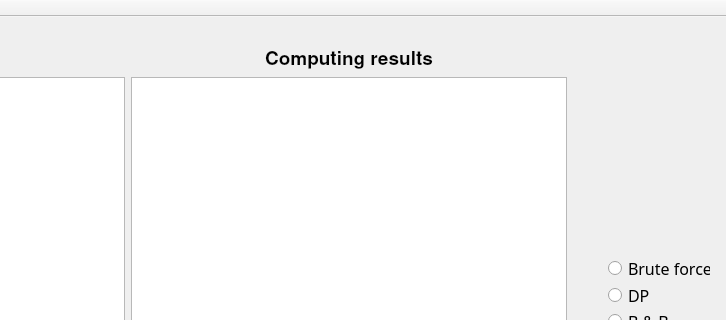
Qt form gui/mainwindow.ui (ArfreeX/TravelingSalesmanProblem-PEA_1) before a commit; both pictures show x 333 to 1059 and y 0 to 320 of the 1059 by 779 pixel window.
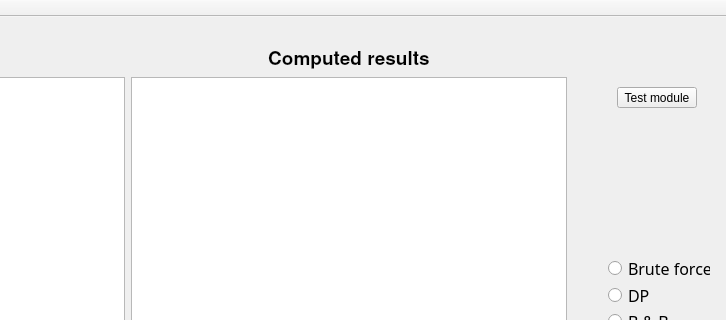
The same form after that commit.

Commit message: Added DP algorithm and test module allowing us to generate data

Diff of the .ui file:
```diff
--- a/gui/mainwindow.ui
+++ b/gui/mainwindow.ui
@@ -137,7 +137,7 @@
           </font>
          </property>
          <property name="text">
-          <string>Computing results</string>
+          <string>Computed results</string>
          </property>
          <property name="scaledContents">
           <bool>true</bool>
@@ -212,6 +212,19 @@
      </item>
     </layout>
    </widget>
+   <widget class="QPushButton" name="testModuleButton">
+    <property name="geometry">
+     <rect>
+      <x>950</x>
+      <y>70</y>
+      <width>80</width>
+      <height>21</height>
+     </rect>
+    </property>
+    <property name="text">
+     <string>Test module</string>
+    </property>
+   </widget>
   </widget>
   <widget class="QMenuBar" name="menuBar">
    <property name="geometry">
```
The commit also changes 15 other files.
